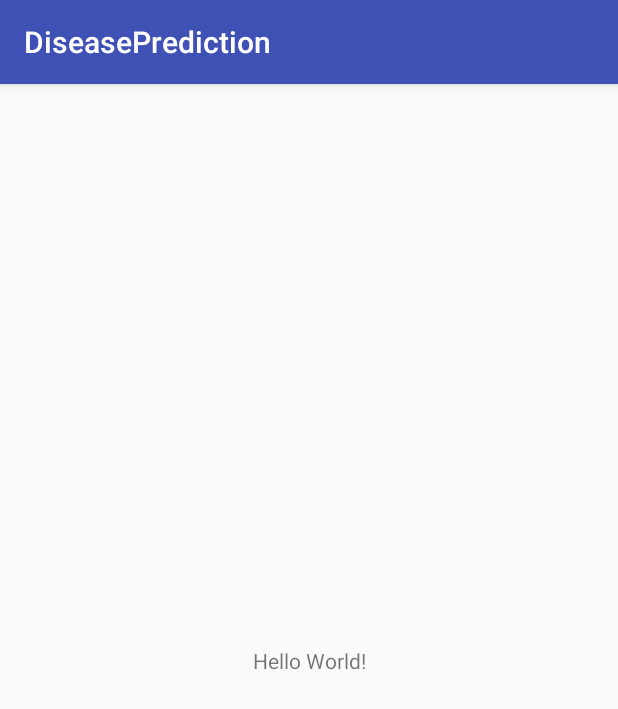
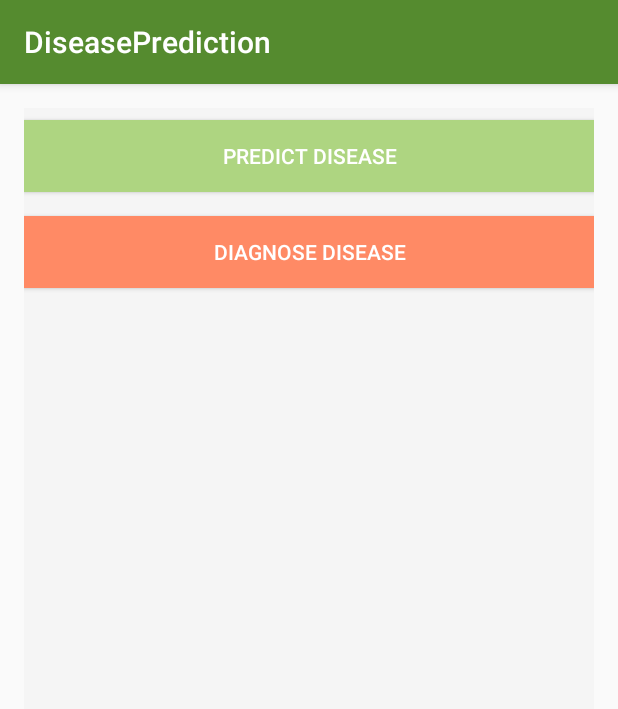
Before and after one commit to surensth/DiseasePrediction, an Android app: the screen it shows after launch (MainActivity), on a phone screen of 412 x 824 dp. Shown: the top 709 px of the screen. Run offline under Robolectric (Android 15) with nearby library versions, the phone set to English and light mode, and no system bars.

Commit message:
buttons added in home view and onclick listener added disease Predict fragment created

```diff
--- a/app/src/main/AndroidManifest.xml
+++ b/app/src/main/AndroidManifest.xml
@@ -9,7 +9,7 @@
         android:roundIcon="@mipmap/ic_launcher_round"
         android:supportsRtl="true"
         android:theme="@style/AppTheme">
-        <activity android:name=".MainActivity">
+        <activity android:name=".view.MainActivity">
             <intent-filter>
                 <action android:name="android.intent.action.MAIN"/>
 
--- a/app/src/main/java/com/surensth/diseaseprediction/MainActivity.java
+++ /dev/null
@@ -1,13 +0,0 @@
-package com.surensth.diseaseprediction;
-
-import android.support.v7.app.AppCompatActivity;
-import android.os.Bundle;
-
-public class MainActivity extends AppCompatActivity {
-
-    @Override
-    protected void onCreate(Bundle savedInstanceState) {
-        super.onCreate(savedInstanceState);
-        setContentView(R.layout.activity_main);
-    }
-}
--- /dev/null
+++ b/app/src/main/java/com/surensth/diseaseprediction/view/BaseActivity.java
@@ -0,0 +1,50 @@
+package com.surensth.diseaseprediction.view;
+
+import android.content.Context;
+import android.os.Bundle;
+import android.support.annotation.Nullable;
+import android.support.v4.app.Fragment;
+import android.support.v4.app.FragmentManager;
+import android.support.v4.app.FragmentTransaction;
+import android.support.v7.app.AppCompatActivity;
+import android.view.WindowManager;
+
+import com.surensth.diseaseprediction.R;
+
+
+/**
+ * Created by surensth on 2/26/16.
+ */
+public abstract class BaseActivity extends AppCompatActivity {
+    protected Context mContext;
+
+
+    @Override
+    protected void onCreate(@Nullable Bundle savedInstanceState) {
+        super.onCreate(savedInstanceState);
+        setContentView(getLayoutResourceId());
+        mContext = this;
+        this.getWindow().setSoftInputMode(WindowManager.LayoutParams.SOFT_INPUT_STATE_ALWAYS_HIDDEN);
+
+    }
+
+
+    protected abstract int getLayoutResourceId();
+
+    protected void openFragmentNoHistory(Fragment fragment) {
+        FragmentTransaction ft = getSupportFragmentManager()
+                .beginTransaction();
+        ft.replace(R.id.container,
+                fragment);
+        ft.commitAllowingStateLoss();
+    }
+
+    protected void openFragment(Fragment fragment) {
+        FragmentManager manager = getSupportFragmentManager();
+        FragmentTransaction transaction = manager.beginTransaction();
+        transaction.addToBackStack(null);
+        transaction.replace(R.id.container, fragment);
+        transaction.commitAllowingStateLoss();
+    }
+
+}
--- /dev/null
+++ b/app/src/main/java/com/surensth/diseaseprediction/view/MainActivity.java
@@ -0,0 +1,20 @@
+package com.surensth.diseaseprediction.view;
+
+import android.os.Bundle;
+
+import com.surensth.diseaseprediction.R;
+import com.surensth.diseaseprediction.view.home.HomeFragment;
+
+public class MainActivity extends BaseActivity {
+
+    @Override
+    protected void onCreate(Bundle savedInstanceState) {
+        super.onCreate(savedInstanceState);
+        openFragmentNoHistory(HomeFragment.newInstance());
+    }
+
+    @Override
+    protected int getLayoutResourceId() {
+        return R.layout.activity_main;
+    }
+}
--- /dev/null
+++ b/app/src/main/java/com/surensth/diseaseprediction/view/MasterFragment.java
@@ -0,0 +1,42 @@
+package com.surensth.diseaseprediction.view;
+
+import android.content.Context;
+import android.os.Bundle;
+import android.support.annotation.Nullable;
+import android.support.v4.app.Fragment;
+import android.support.v4.app.FragmentManager;
+import android.support.v4.app.FragmentTransaction;
+
+import com.surensth.diseaseprediction.R;
+
+/**
+ * Created by surensth on 11/12/17.
+ */
+public class MasterFragment extends Fragment {
+
+    public Context mContext;
+
+
+    @Override
+    public void onCreate(@Nullable Bundle savedInstanceState) {
+        super.onCreate(savedInstanceState);
+        mContext = getContext();
+    }
+
+    public void openFragment(Fragment fragment) {
+        FragmentManager manager = getActivity().getSupportFragmentManager();
+        FragmentTransaction transaction = manager.beginTransaction();
+        transaction.addToBackStack(null);
+        transaction.replace(R.id.container, fragment);
+        transaction.commitAllowingStateLoss();
+    }
+
+
+    public void openFragmentNoHistory(Fragment fragment) {
+        FragmentTransaction ft = getActivity().getSupportFragmentManager()
+                .beginTransaction();
+        ft.replace(R.id.container,
+                fragment);
+        ft.commitAllowingStateLoss();
+    }
+}
--- /dev/null
+++ b/app/src/main/java/com/surensth/diseaseprediction/view/home/HomeFragment.java
@@ -0,0 +1,57 @@
+package com.surensth.diseaseprediction.view.home;
+
+import android.os.Bundle;
+import android.support.annotation.Nullable;
+import android.support.v4.app.Fragment;
+import android.view.LayoutInflater;
+import android.view.View;
+import android.view.ViewGroup;
+import android.widget.Button;
+import android.widget.Toast;
+
+import com.surensth.diseaseprediction.R;
+import com.surensth.diseaseprediction.view.MasterFragment;
+import com.surensth.diseaseprediction.view.disease_predict.DiseasePredictFragment;
+
+/**
+ * Created by surensth on 11/12/17.
+ */
+
+public class HomeFragment extends MasterFragment implements View.OnClickListener {
+    Button mPredictButton;
+    Button mDiagnoseButton;
+
+
+    public static Fragment newInstance() {
+        HomeFragment fragment = new HomeFragment();
+        return fragment;
+    }
+
+    @Nullable
+    @Override
+    public View onCreateView(LayoutInflater inflater, @Nullable ViewGroup container, @Nullable Bundle savedInstanceState) {
+        View view = inflater.inflate(R.layout.fragment_home, container, false);
+        return view;
+    }
+
+    @Override
+    public void onViewCreated(View view, @Nullable Bundle savedInstanceState) {
+        super.onViewCreated(view, savedInstanceState);
+
+        mPredictButton = view.findViewById(R.id.predictButton);
+        mPredictButton.setOnClickListener(this);
+        mDiagnoseButton = view.findViewById(R.id.diagnoseButton);
+        mDiagnoseButton.setOnClickListener(this);
+    }
+
+    @Override
+    public void onClick(View view) {
+        switch (view.getId()) {
+            case R.id.predictButton:
+                openFragment(DiseasePredictFragment.newInstance());
+                break;
+            case R.id.diagnoseButton:
+                Toast.makeText(mContext, "Diagnose feature will be provided soon.", Toast.LENGTH_LONG).show();
+        }
+    }
+}
--- a/app/src/main/res/layout/activity_main.xml
+++ b/app/src/main/res/layout/activity_main.xml
@@ -1,19 +1,14 @@
 <?xml version="1.0" encoding="utf-8"?>
-<android.support.constraint.ConstraintLayout
+<LinearLayout
     xmlns:android="http://schemas.android.com/apk/res/android"
-    xmlns:app="http://schemas.android.com/apk/res-auto"
     xmlns:tools="http://schemas.android.com/tools"
     android:layout_width="match_parent"
     android:layout_height="match_parent"
-    tools:context="com.surensth.diseaseprediction.MainActivity">
+    tools:context="com.surensth.diseaseprediction.view.MainActivity">
 
-    <TextView
-        android:layout_width="wrap_content"
-        android:layout_height="wrap_content"
-        android:text="Hello World!"
-        app:layout_constraintBottom_toBottomOf="parent"
-        app:layout_constraintLeft_toLeftOf="parent"
-        app:layout_constraintRight_toRightOf="parent"
-        app:layout_constraintTop_toTopOf="parent"/>
+    <FrameLayout
+        android:id="@+id/container"
+        android:layout_width="match_parent"
+        android:layout_height="match_parent"/>
 
-</android.support.constraint.ConstraintLayout>
+</LinearLayout>
--- /dev/null
+++ b/app/src/main/res/layout/fragment_home.xml
@@ -0,0 +1,24 @@
+<?xml version="1.0" encoding="utf-8"?>
+<LinearLayout xmlns:android="http://schemas.android.com/apk/res/android"
+              android:layout_width="match_parent"
+              android:layout_height="match_parent"
+              android:layout_margin="@dimen/activity_margin"
+              android:background="@color/light_grey"
+              android:orientation="vertical">
+
+    <Button
+        android:id="@+id/predictButton"
+        style="@style/SimpleButtonStyle"
+        android:layout_marginBottom="@dimen/button_margin"
+        android:layout_marginTop="@dimen/button_margin"
+        android:background="@color/light_green"
+        android:text="@string/predict_disease"/>
+
+    <Button
+        android:id="@+id/diagnoseButton"
+        style="@style/SimpleButtonStyle"
+        android:layout_marginBottom="@dimen/button_margin"
+        android:layout_marginTop="@dimen/button_margin"
+        android:background="@color/light_orange"
+        android:text="@string/diagnose_disease"/>
+</LinearLayout>
--- a/app/src/main/res/values/colors.xml
+++ b/app/src/main/res/values/colors.xml
@@ -1,6 +1,12 @@
 <?xml version="1.0" encoding="utf-8"?>
 <resources>
-    <color name="colorPrimary">#3F51B5</color>
-    <color name="colorPrimaryDark">#303F9F</color>
+    <color name="colorPrimary">#558b2f</color>
+    <color name="colorPrimaryDark">#33691e</color>
     <color name="colorAccent">#FF4081</color>
+    <color name="white">#ffffff</color>
+    <color name="light_green">#aed581</color>
+    <color name="light_orange">#ff8a65</color>
+    <color name="light_grey">#f5f5f5</color>
+
+
 </resources>
--- /dev/null
+++ b/app/src/main/res/values/dimens.xml
@@ -0,0 +1,6 @@
+<?xml version="1.0" encoding="utf-8"?>
+<resources>
+    <dimen name="button_padding">5dp</dimen>
+    <dimen name="activity_margin">16dp</dimen>
+    <dimen name="button_margin">8dp</dimen>
+</resources>
--- a/app/src/main/res/values/strings.xml
+++ b/app/src/main/res/values/strings.xml
@@ -1,3 +1,5 @@
 <resources>
     <string name="app_name">DiseasePrediction</string>
+    <string name="predict_disease">Predict Disease</string>
+    <string name="diagnose_disease">Diagnose Disease</string>
 </resources>
--- a/app/src/main/res/values/styles.xml
+++ b/app/src/main/res/values/styles.xml
@@ -8,4 +8,12 @@
         <item name="colorAccent">@color/colorAccent</item>
     </style>
 
+    <style name="SimpleButtonStyle">
+        <item name="android:layout_width">match_parent</item>
+        <item name="android:layout_height">wrap_content</item>
+        <item name="android:padding">@dimen/button_padding</item>
+        <item name="android:textColor">@color/white</item>
+        <item name="android:textAllCaps">true</item>
+    </style>
+
 </resources>
```
Also changed, not shown: app/src/main/java/com/surensth/diseaseprediction/view/disease_predict/DiseasePredictFragment.java (added, +34 -0 lines), app/src/main/res/layout/fragment_disease_predict.xml (added, +11 -0 lines).
